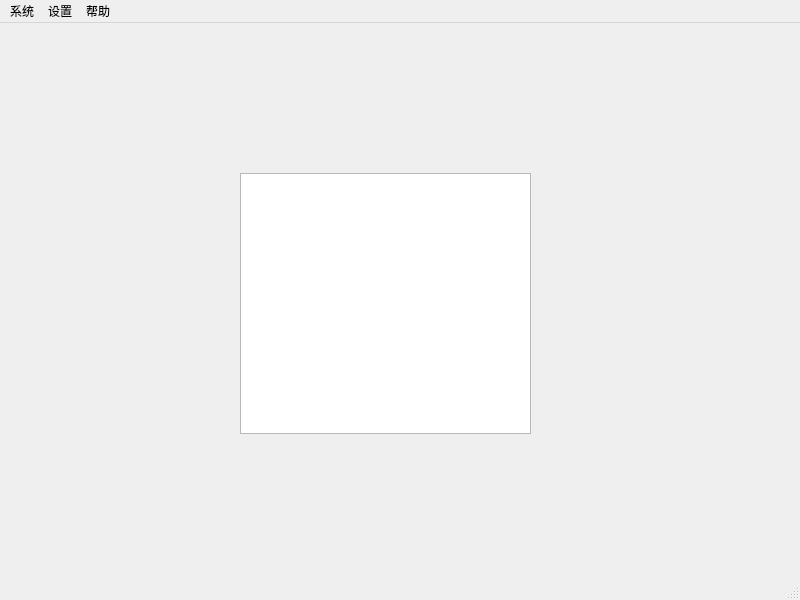
Above: com.wts/cloud/YunQi_MainWindow.ui from Gavin-Ls/work-tools before the change. Below: the same form after it.
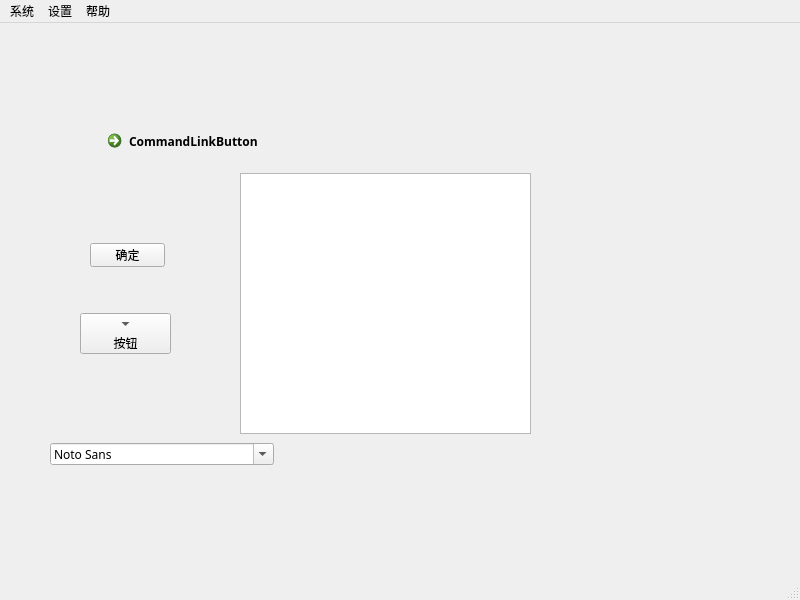
That is the form after the change. Icons and pictures are not drawn.

```diff
--- a/com.wts/cloud/YunQi_MainWindow.ui
+++ b/com.wts/cloud/YunQi_MainWindow.ui
@@ -39,9 +39,82 @@
      <string>&lt;!DOCTYPE HTML PUBLIC &quot;-//W3C//DTD HTML 4.0//EN&quot; &quot;http://www.w3.org/TR/REC-html40/strict.dtd&quot;&gt;
 &lt;html&gt;&lt;head&gt;&lt;meta name=&quot;qrichtext&quot; content=&quot;1&quot; /&gt;&lt;meta charset=&quot;utf-8&quot; /&gt;&lt;style type=&quot;text/css&quot;&gt;
 p, li { white-space: pre-wrap; }
-hr { height: 1px; border-width: 0; }
-&lt;/style&gt;&lt;/head&gt;&lt;body style=&quot; font-family:'Heiti SC'; font-size:13pt; font-weight:400; font-style:normal;&quot;&gt;
-&lt;p style=&quot;-qt-paragraph-type:empty; margin-top:0px; margin-bottom:0px; margin-left:0px; margin-right:0px; -qt-block-indent:0; text-indent:0px; font-family:'.AppleSystemUIFont';&quot;&gt;&lt;br /&gt;&lt;/p&gt;&lt;/body&gt;&lt;/html&gt;</string>
+&lt;/style&gt;&lt;/head&gt;&lt;body style=&quot; font-family:'Heiti SC'; font-size:9pt; font-weight:400; font-style:normal;&quot;&gt;
+&lt;p style=&quot;-qt-paragraph-type:empty; margin-top:0px; margin-bottom:0px; margin-left:0px; margin-right:0px; -qt-block-indent:0; text-indent:0px; font-family:'.AppleSystemUIFont'; font-size:13pt;&quot;&gt;&lt;br /&gt;&lt;/p&gt;&lt;/body&gt;&lt;/html&gt;</string>
+    </property>
+   </widget>
+   <widget class="QPushButton" name="pushButton">
+    <property name="geometry">
+     <rect>
+      <x>90</x>
+      <y>220</y>
+      <width>75</width>
+      <height>24</height>
+     </rect>
+    </property>
+    <property name="text">
+     <string>确定</string>
+    </property>
+    <property name="icon">
+     <iconset resource="resources.qrc">
+      <normaloff>:/correct/resources/image/correct_sure_1.svg</normaloff>:/correct/resources/image/correct_sure_1.svg</iconset>
+    </property>
+    <property name="iconSize">
+     <size>
+      <width>16</width>
+      <height>16</height>
+     </size>
+    </property>
+    <property name="checkable">
+     <bool>true</bool>
+    </property>
+   </widget>
+   <widget class="QToolButton" name="toolButton">
+    <property name="geometry">
+     <rect>
+      <x>80</x>
+      <y>290</y>
+      <width>91</width>
+      <height>41</height>
+     </rect>
+    </property>
+    <property name="text">
+     <string>按钮</string>
+    </property>
+    <property name="popupMode">
+     <enum>QToolButton::DelayedPopup</enum>
+    </property>
+    <property name="toolButtonStyle">
+     <enum>Qt::ToolButtonTextUnderIcon</enum>
+    </property>
+    <property name="autoRaise">
+     <bool>false</bool>
+    </property>
+    <property name="arrowType">
+     <enum>Qt::DownArrow</enum>
+    </property>
+   </widget>
+   <widget class="QCommandLinkButton" name="commandLinkButton">
+    <property name="geometry">
+     <rect>
+      <x>100</x>
+      <y>100</y>
+      <width>186</width>
+      <height>41</height>
+     </rect>
+    </property>
+    <property name="text">
+     <string>CommandLinkButton</string>
+    </property>
+   </widget>
+   <widget class="QFontComboBox" name="fontComboBox">
+    <property name="geometry">
+     <rect>
+      <x>50</x>
+      <y>420</y>
+      <width>224</width>
+      <height>22</height>
+     </rect>
     </property>
    </widget>
   </widget>
```
Left out of the diff: 6 changed lines with no effect on the pictures.
